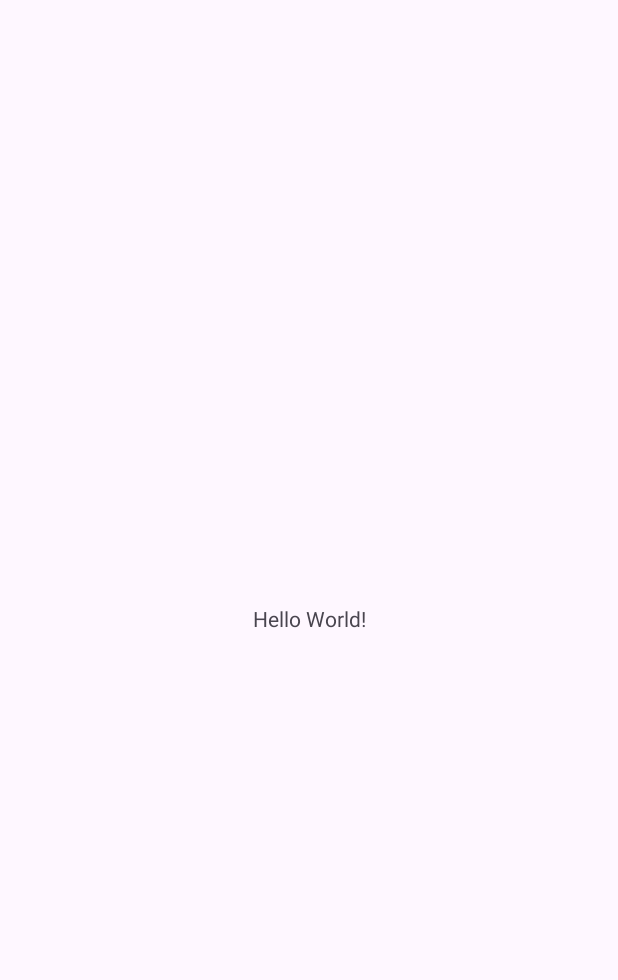
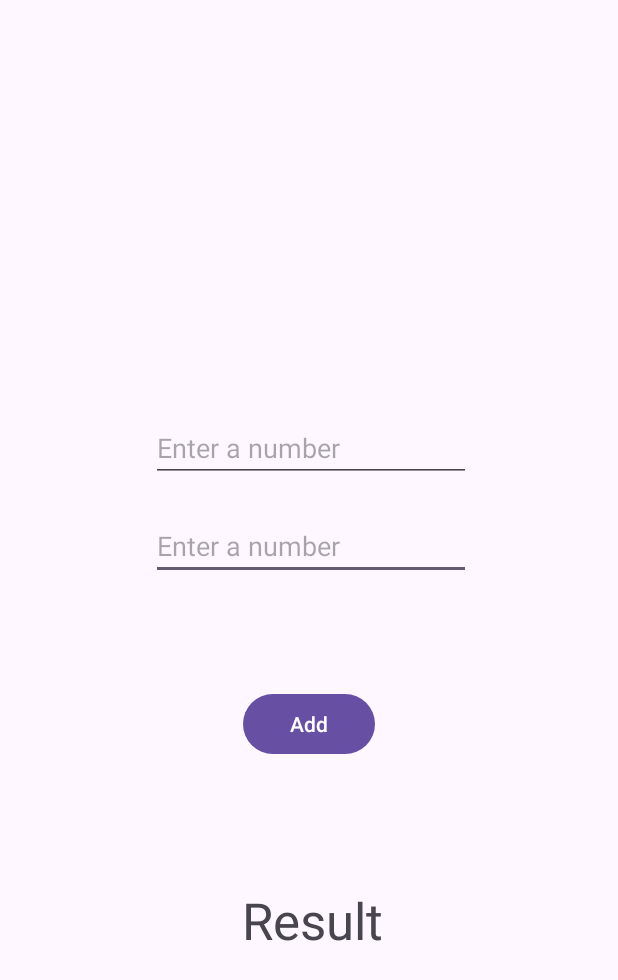
Before and after one commit to luisortizrivera/Mobile, an Android app: the screen it shows after launch (MainActivity), on a phone screen of 412 x 824 dp. Before the commit the part shown is almost empty. Shown: the top 980 px of the screen. Run offline under Robolectric (Android 15) with nearby library versions, the phone set to English and light mode, and no system bars.

Commit message:
Simple add app finished following video

```diff
--- a/app/src/main/AndroidManifest.xml
+++ b/app/src/main/AndroidManifest.xml
@@ -1,6 +1,6 @@
 <?xml version="1.0" encoding="utf-8"?>
 <manifest xmlns:android="http://schemas.android.com/apk/res/android"
-    xmlns:tools="http://schemas.android.com/tools">
+    xmlns:tools="http://schemas.android.com/tools" >
 
     <application
         android:allowBackup="true"
@@ -11,10 +11,10 @@
         android:roundIcon="@mipmap/ic_launcher_round"
         android:supportsRtl="true"
         android:theme="@style/Theme.MyApp"
-        tools:targetApi="31">
+        tools:targetApi="31" >
         <activity
             android:name=".MainActivity"
-            android:exported="true">
+            android:exported="true" >
             <intent-filter>
                 <action android:name="android.intent.action.MAIN" />
 
--- a/app/src/main/java/com/example/myapp/MainActivity.java
+++ b/app/src/main/java/com/example/myapp/MainActivity.java
@@ -1,7 +1,10 @@
 package com.example.myapp;
 
 import android.os.Bundle;
-
+import android.view.View;
+import android.widget.Button;
+import android.widget.EditText;
+import android.widget.TextView;
 import androidx.activity.EdgeToEdge;
 import androidx.appcompat.app.AppCompatActivity;
 import androidx.core.graphics.Insets;
@@ -9,6 +12,10 @@ import androidx.core.view.ViewCompat;
 import androidx.core.view.WindowInsetsCompat;
 
 public class MainActivity extends AppCompatActivity {
+
+    private EditText firstNum;
+    private EditText secondNum;
+    private TextView resultView;
 
     @Override
     protected void onCreate(Bundle savedInstanceState) {
@@ -20,5 +27,22 @@ public class MainActivity extends AppCompatActivity {
             v.setPadding(systemBars.left, systemBars.top, systemBars.right, systemBars.bottom);
             return insets;
         });
+        firstNum = (EditText) findViewById(R.id.firstText);
+        secondNum = (EditText) findViewById(R.id.SecondNum);
+        resultView = (TextView) findViewById(R.id.resultTV);
+
+        Button addButton = (Button) findViewById(R.id.addButton);
+        addButton.setOnClickListener(new View.OnClickListener() {
+            @Override
+            public void onClick(View v) {
+                String firstNumStr = firstNum.getText().toString();
+                String secondNumStr = secondNum.getText().toString();
+
+                int num1 = Integer.parseInt(firstNumStr);
+                int num2 = Integer.parseInt(secondNumStr);
+                int resultValue = num1 + num2;
+                resultView.setText(String.valueOf(resultValue));
+            }
+        });
     }
 }
--- a/app/src/main/res/layout/activity_main.xml
+++ b/app/src/main/res/layout/activity_main.xml
@@ -1,18 +1,59 @@
 <?xml version="1.0" encoding="utf-8"?>
-<androidx.constraintlayout.widget.ConstraintLayout xmlns:android="http://schemas.android.com/apk/res/android"
+<androidx.constraintlayout.widget.ConstraintLayout
+    xmlns:android="http://schemas.android.com/apk/res/android"
+    xmlns:tools="http://schemas.android.com/tools"
     xmlns:app="http://schemas.android.com/apk/res-auto"
-    xmlns:tools="http://schemas.android.com/tools"
     android:id="@+id/main"
     android:layout_width="match_parent"
     android:layout_height="match_parent"
     tools:context=".MainActivity">
 
-    <TextView
+    <EditText
+        android:id="@+id/SecondNum"
         android:layout_width="wrap_content"
         android:layout_height="wrap_content"
-        android:text="Hello World!"
+        android:layout_marginTop="20dp"
+        android:ems="10"
+        android:hint="Enter a number"
+        android:inputType="number|numberDecimal"
+        app:layout_constraintEnd_toEndOf="parent"
+        app:layout_constraintHorizontal_bias="0.508"
+        app:layout_constraintStart_toStartOf="parent"
+        app:layout_constraintTop_toBottomOf="@+id/firstText" />
+
+    <TextView
+        android:id="@+id/resultTV"
+        android:layout_width="wrap_content"
+        android:layout_height="wrap_content"
+        android:text="Result"
+        android:textAppearance="@style/TextAppearance.AppCompat.Display1"
         app:layout_constraintBottom_toBottomOf="parent"
         app:layout_constraintEnd_toEndOf="parent"
+        app:layout_constraintHorizontal_bias="0.507"
+        app:layout_constraintStart_toStartOf="parent"
+        app:layout_constraintTop_toBottomOf="@+id/addButton"
+        app:layout_constraintVertical_bias="0.309" />
+
+    <Button
+        android:id="@+id/addButton"
+        android:layout_width="wrap_content"
+        android:layout_height="wrap_content"
+        android:layout_marginTop="72dp"
+        android:text="Add"
+        app:layout_constraintEnd_toEndOf="parent"
+        app:layout_constraintStart_toStartOf="parent"
+        app:layout_constraintTop_toBottomOf="@+id/SecondNum" />
+
+    <EditText
+        android:id="@+id/firstText"
+        android:layout_width="wrap_content"
+        android:layout_height="wrap_content"
+        android:layout_marginTop="276dp"
+        android:ems="10"
+        android:hint="Enter a number"
+        android:inputType="number|numberDecimal"
+        app:layout_constraintEnd_toEndOf="parent"
+        app:layout_constraintHorizontal_bias="0.508"
         app:layout_constraintStart_toStartOf="parent"
         app:layout_constraintTop_toTopOf="parent" />
 
```
